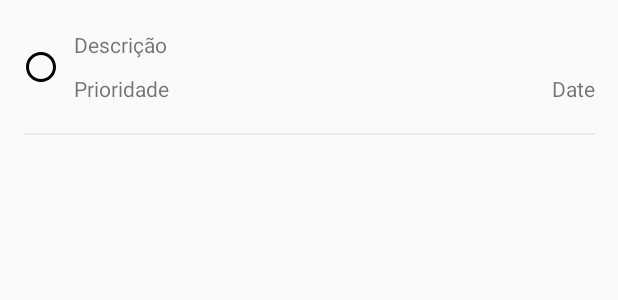
After one commit to erikaAkab/task, an Android app: the layout row_task_list.xml on its own in the app's theme, with its tools: preview values and no code run, on a phone screen of 412 x 824 dp. The commit adds this screen. Shown: the top 300 px of the screen. Run offline under Robolectric (Android 15) with nearby library versions, the phone set to English and light mode, and no system bars.

Commit message:
finish task

```diff
--- /dev/null
+++ b/app/src/main/res/drawable/ic_todo.xml
@@ -0,0 +1,9 @@
+<vector xmlns:android="http://schemas.android.com/apk/res/android"
+        android:width="24dp"
+        android:height="24dp"
+        android:viewportWidth="24.0"
+        android:viewportHeight="24.0">
+    <path
+        android:fillColor="#FF000000"
+        android:pathData="M12,2C6.47,2 2,6.47 2,12s4.47,10 10,10 10,-4.47 10,-10S17.53,2 12,2zM12,20c-4.41,0 -8,-3.59 -8,-8s3.59,-8 8,-8 8,3.59 8,8 -3.59,8 -8,8z"/>
+</vector>
--- a/app/src/main/res/layout/fragment_task_list.xml
+++ b/app/src/main/res/layout/fragment_task_list.xml
@@ -5,6 +5,10 @@
              android:layout_width="match_parent"
              android:layout_height="match_parent"
              tools:context=".views.TaskListFragment">
+
+    <android.support.v7.widget.RecyclerView android:id="@+id/recyclerTaskList"
+                                            android:layout_width="match_parent"
+                                            android:layout_height="match_parent"></android.support.v7.widget.RecyclerView>
 
     <android.support.design.widget.FloatingActionButton
             android:id="@+id/floatAddTask"
--- /dev/null
+++ b/app/src/main/res/layout/row_task_list.xml
@@ -0,0 +1,46 @@
+<?xml version="1.0" encoding="utf-8"?>
+<RelativeLayout xmlns:android="http://schemas.android.com/apk/res/android"
+                android:layout_width="match_parent"
+                android:layout_height="wrap_content"
+                android:paddingLeft="15dp"
+                android:paddingRight="15dp"
+                android:paddingTop="20dp">
+
+    <ImageView android:id="@+id/imageTask"
+               android:layout_width="wrap_content"
+               android:layout_height="wrap_content"
+               android:layout_centerVertical="true"
+               android:src="@drawable/ic_todo"/>
+
+    <TextView android:id="@+id/textDescription"
+              android:layout_width="match_parent"
+              android:layout_height="wrap_content"
+              android:layout_toRightOf="@id/imageTask"
+              android:layout_marginLeft="10dp"
+              android:text="@string/descricao"/>
+
+    <TextView android:id="@+id/textPriority"
+              android:layout_width="wrap_content"
+              android:layout_height="wrap_content"
+              android:text="@string/prioridade"
+              android:layout_toRightOf="@id/imageTask"
+              android:layout_marginLeft="10dp"
+              android:layout_marginTop="10dp"
+              android:layout_below="@id/textDescription"/>
+
+    <TextView android:id="@+id/textDueDate"
+              android:layout_width="wrap_content"
+              android:layout_height="wrap_content"
+              android:layout_alignParentEnd="true"
+              android:layout_alignParentRight="true"
+              android:layout_above="@id/view"
+              android:text="Date"/>
+
+    <View android:id="@+id/view"
+          android:layout_width="match_parent"
+          android:layout_height="1dp"
+          android:layout_below="@id/textPriority"
+          android:layout_marginTop="20dp"
+          android:background="#ececec"
+    />
+</RelativeLayout>
--- a/app/src/main/res/values/strings.xml
+++ b/app/src/main/res/values/strings.xml
@@ -18,8 +18,11 @@
 
     <!-- TODO: Remove or change this placeholder text -->
     <string name="hello_blank_fragment">Hello blank fragment</string>
-    <string name="descricao">Descrição</string>
     <string name="check_completa">Completa</string>
     <string name="selecionar_data">Clique para selecionar a data</string>
     <string name="adicionar_tarefa">Adicionar tarefa</string>
+    <string name="descricao">Descrição</string>
+    <string name="prioridade">Prioridade</string>
+    <string name="tarefa_incluida_sucesso">Tarefa incluida com sucesso!</string>
+    <string name="tarefa_alterada_sucesso">Tarefa alterada com sucesso!</string>
 </resources>
```
Also changed, not shown: app/src/main/AndroidManifest.xml (+11 -5 lines), app/src/main/java/com/example/task/adapter/TaskListAdapter.kt (added, +28 -0 lines), app/src/main/java/com/example/task/business/TaskBusiness.kt (+11 -1 lines), app/src/main/java/com/example/task/constants/TaskConstants.kt (+10 -0 lines), app/src/main/java/com/example/task/entities/OnTaskListFragmentInteractionListener.kt (added, +7 -0 lines), app/src/main/java/com/example/task/repository/PriorityCacheConstants.kt (added, +22 -0 lines), app/src/main/java/com/example/task/repository/TaskRepository.kt (+4 -4 lines), app/src/main/java/com/example/task/viewholder/TaskViewHolder.kt (added, +31 -0 lines), app/src/main/java/com/example/task/views/MainActivity.kt (+16 -3 lines), app/src/main/java/com/example/task/views/TaskFormActivity.kt (+42 -2 lines), app/src/main/java/com/example/task/views/TaskListFragment.kt (+57 -6 lines), app/src/main/res/drawable/ic_done.xml (added, +9 -0 lines).
